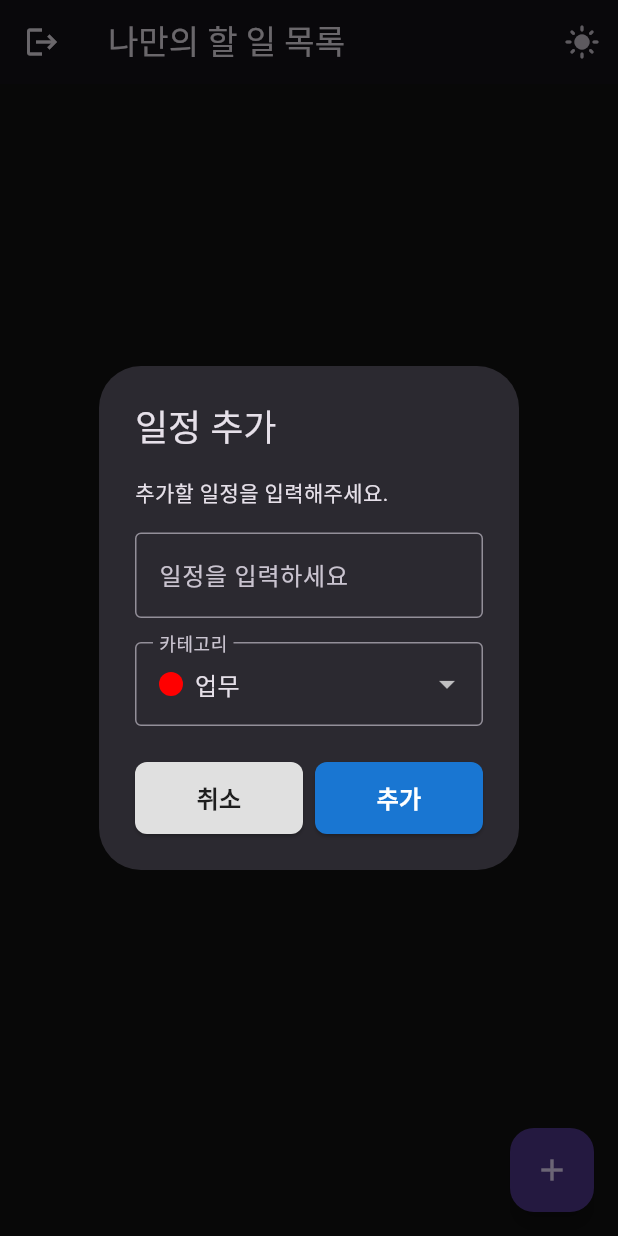
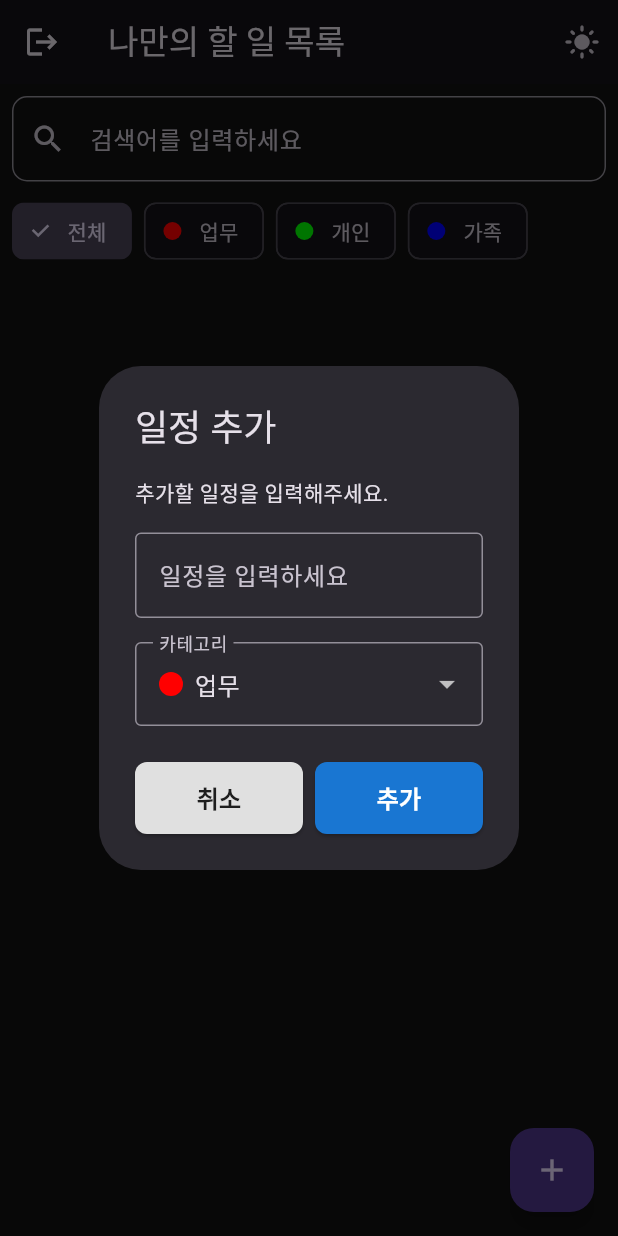
Before and after one commit to J1NWAN/getx_todo_list_app, a Flutter app: the HomeView screen opened by its route, after a tap on the "dark mode" icon, after a tap on the "add" icon, on a phone screen of 412 x 824 dp. Run offline on Flutter 3.47's test engine with Material 3 defaults, Android fonts, the light colour scheme and no system bars; our stand-ins replace device_info_plus, get, get_storage, package_info_plus; accounts and stored records are empty.

Commit message:
검색 및 필터 기능 추가

```diff
--- a/lib/app/modules/home/controllers/home_controller.dart
+++ b/lib/app/modules/home/controllers/home_controller.dart
@@ -9,8 +9,23 @@ import 'package:uuid/uuid.dart';
 
 class HomeController extends GetxController {
   final _todos = <TodoModel>[].obs;
+  final RxString searchText = ''.obs;
+  final RxnString selectedCategoryId = RxnString();
 
   List<TodoModel> get todos => _todos;
+
+  // 필터링된 할 일 목록
+  List<TodoModel> get filteredTodos {
+    return _todos.where((todo) {
+      // 검색어 필터
+      final matchesSearch = todo.title.toLowerCase().contains(searchText.value.toLowerCase());
+
+      // 카테고리 필터
+      final matchesCategory = selectedCategoryId.value == null || todo.categoryId == selectedCategoryId.value;
+
+      return matchesSearch && matchesCategory;
+    }).toList();
+  }
 
   @override
   void onInit() {
@@ -166,4 +181,14 @@ class HomeController extends GetxController {
       color: '0xFF0000FF',
     ),
   ];
+
+  // 카테고리 필터 초기화
+  void clearCategoryFilter() {
+    selectedCategoryId.value = null;
+  }
+
+  // 검색어 초기화
+  void clearSearch() {
+    searchText.value = '';
+  }
 }
--- a/lib/app/modules/home/views/home_view.dart
+++ b/lib/app/modules/home/views/home_view.dart
@@ -30,11 +30,74 @@ class HomeView extends GetView<HomeController> {
           ),
         ],
       ),
-      body: Obx(
+      body: Column(
+        children: [
+          // 검색 바
+          Padding(
+            padding: const EdgeInsets.all(8.0),
+            child: TextField(
+              decoration: InputDecoration(
+                hintText: '검색어를 입력하세요',
+                prefixIcon: const Icon(Icons.search),
+                suffixIcon: Obx(() => controller.searchText.value.isNotEmpty
+                    ? IconButton(
+                        icon: const Icon(Icons.clear),
+                        onPressed: controller.clearSearch,
+                      )
+                    : const SizedBox.shrink()),
+                border: OutlineInputBorder(
+                  borderRadius: BorderRadius.circular(10),
+                ),
+              ),
+              onChanged: (value) => controller.searchText.value = value,
+            ),
+          ),
+          // 카테고리 필터
+          SizedBox(
+            height: 50,
+            child: ListView(
+              scrollDirection: Axis.horizontal,
+              padding: const EdgeInsets.symmetric(horizontal: 8),
+              children: [
+                Padding(
+                  padding: const EdgeInsets.only(right: 8),
+                  child: Obx(() => FilterChip(
+                        label: const Text('전체'),
+                        selected: controller.selectedCategoryId.value == null,
+                        onSelected: (selected) => controller.clearCategoryFilter(),
+                      )),
+                ),
+                ...controller.categories.map((category) {
+                  return Padding(
+                    padding: const EdgeInsets.only(right: 8),
+                    child: Obx(() => FilterChip(
+                          label: Text(category.name),
+                          selected: controller.selectedCategoryId.value == category.id,
+                          selectedColor: Color(int.parse(category.color)).withOpacity(0.3),
+                          onSelected: (selected) {
+                            controller.selectedCategoryId.value = selected ? category.id : null;
+                          },
+                          avatar: Container(
+                            width: 12,
+                            height: 12,
+                            decoration: BoxDecoration(
+                              color: Color(int.parse(category.color)),
+                              shape: BoxShape.circle,
+                            ),
+                          ),
+                        )),
+                  );
+                }),
+              ],
+            ),
+          ),
+          // 할 일 목록
+          Expanded(
+            child: Obx(
               () => ListView.builder(
-          itemCount: controller.todos.length,
+                itemCount: controller.filteredTodos.length,
                 itemBuilder: (context, index) {
-            final todo = controller.todos[index];
+                  final todo = controller.filteredTodos[index];
                   final categoryColor = controller.getCategoryColor(todo.categoryId);
                   return InkWell(
                     onTap: () {
@@ -75,6 +138,9 @@ class HomeView extends GetView<HomeController> {
                 },
               ),
             ),
+          ),
+        ],
+      ),
       floatingActionButton: FloatingActionButton(
         onPressed: () {
           controller.createTodo();
```
Lines whose indentation alone changed are shown as unchanged.
